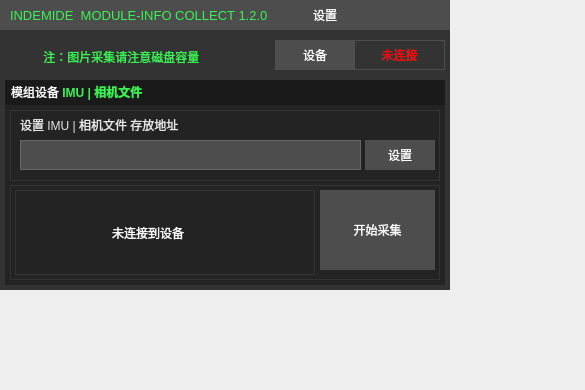
This is ModuleInfo 1.2.0 Source Win64/mainwindow.ui in chenzhaoguo/ModuleInfo_Source as Qt 5 draws it before an edit; both pictures show x 0 to 585 and y 0 to 390 of the 900 by 874 pixel window. The edited form follows.
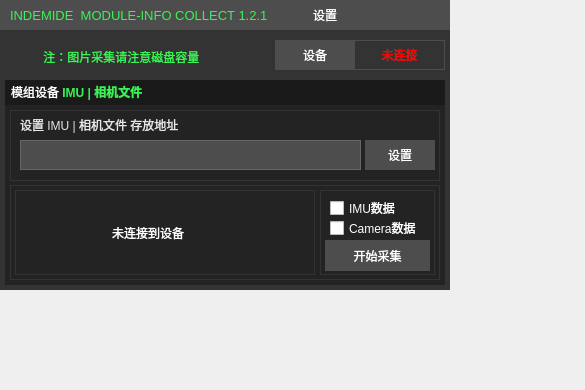
This is the edited form. Icons and pictures are not drawn.

```diff
--- a/ModuleInfo 1.2.0 Source Win64/mainwindow.ui
+++ b/ModuleInfo 1.2.0 Source Win64/mainwindow.ui
@@ -44,7 +44,7 @@
 </string>
      </property>
      <property name="text">
-      <string>INDEMIDE  MODULE-INFO COLLECT 1.2.0</string>
+      <string>INDEMIDE  MODULE-INFO COLLECT 1.2.1</string>
      </property>
     </widget>
     <widget class="QPushButton" name="test_area">
@@ -364,17 +364,67 @@
          <string>                            未连接到设备</string>
         </property>
        </widget>
-       <widget class="QPushButton" name="collect_start">
+       <widget class="QWidget" name="data_save_box" native="true">
         <property name="geometry">
          <rect>
           <x>310</x>
           <y>5</y>
           <width>115</width>
-          <height>80</height>
+          <height>85</height>
          </rect>
         </property>
         <property name="styleSheet">
-         <string notr="true">QPushButton{
+         <string notr="true">#data_save_box{
+border:1 solid #FF333333;
+font:13px '微软雅黑';
+color:white
+}</string>
+        </property>
+        <widget class="QCheckBox" name="imu_data">
+         <property name="geometry">
+          <rect>
+           <x>10</x>
+           <y>10</y>
+           <width>100</width>
+           <height>16</height>
+          </rect>
+         </property>
+         <property name="styleSheet">
+          <string notr="true">font:13px '微软雅黑';
+color:white</string>
+         </property>
+         <property name="text">
+          <string>IMU数据</string>
+         </property>
+        </widget>
+        <widget class="QCheckBox" name="camera_data">
+         <property name="geometry">
+          <rect>
+           <x>10</x>
+           <y>30</y>
+           <width>100</width>
+           <height>16</height>
+          </rect>
+         </property>
+         <property name="styleSheet">
+          <string notr="true">font:13px '微软雅黑';
+color:white</string>
+         </property>
+         <property name="text">
+          <string>Camera数据</string>
+         </property>
+        </widget>
+        <widget class="QPushButton" name="collect_start">
+         <property name="geometry">
+          <rect>
+           <x>5</x>
+           <y>50</y>
+           <width>105</width>
+           <height>31</height>
+          </rect>
+         </property>
+         <property name="styleSheet">
+          <string notr="true">QPushButton{
 font:15px '微软雅黑';
 background-color: #FF4D4D4D;
 border:0;
@@ -392,10 +442,11 @@
 color:white;
 font:15px '微软雅黑'
 }</string>
-        </property>
-        <property name="text">
-         <string>开始采集</string>
-        </property>
+         </property>
+         <property name="text">
+          <string>开始采集</string>
+         </property>
+        </widget>
        </widget>
       </widget>
      </widget>
```
Left out of the diff: 2 changed lines with no effect on the pictures.
